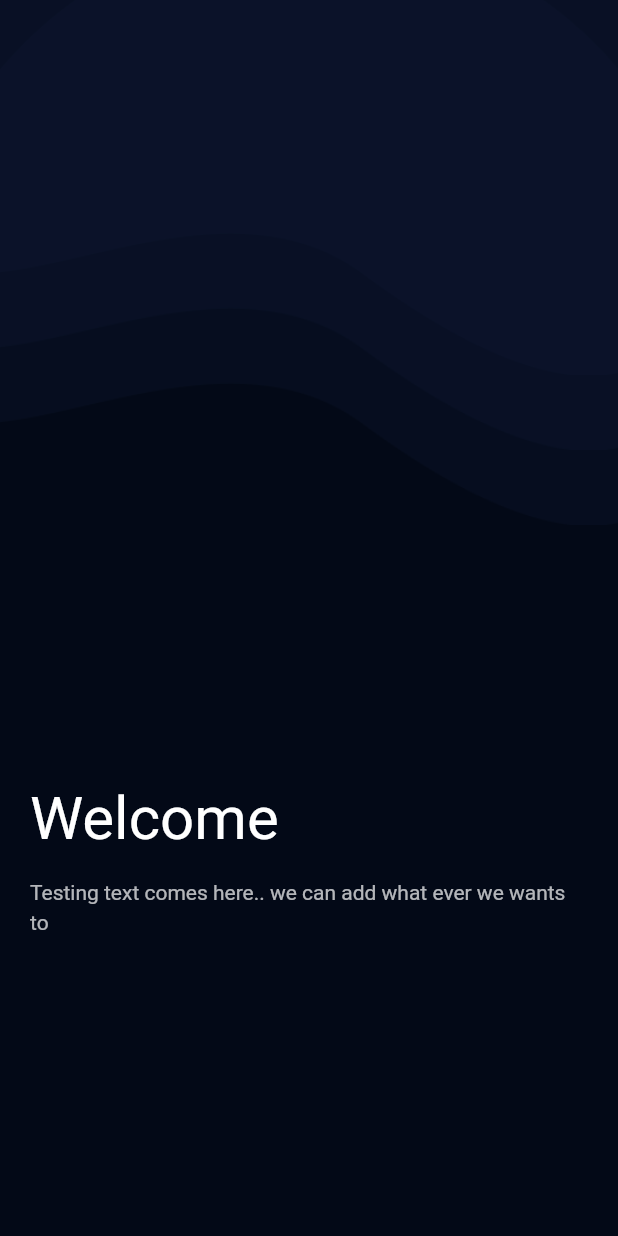
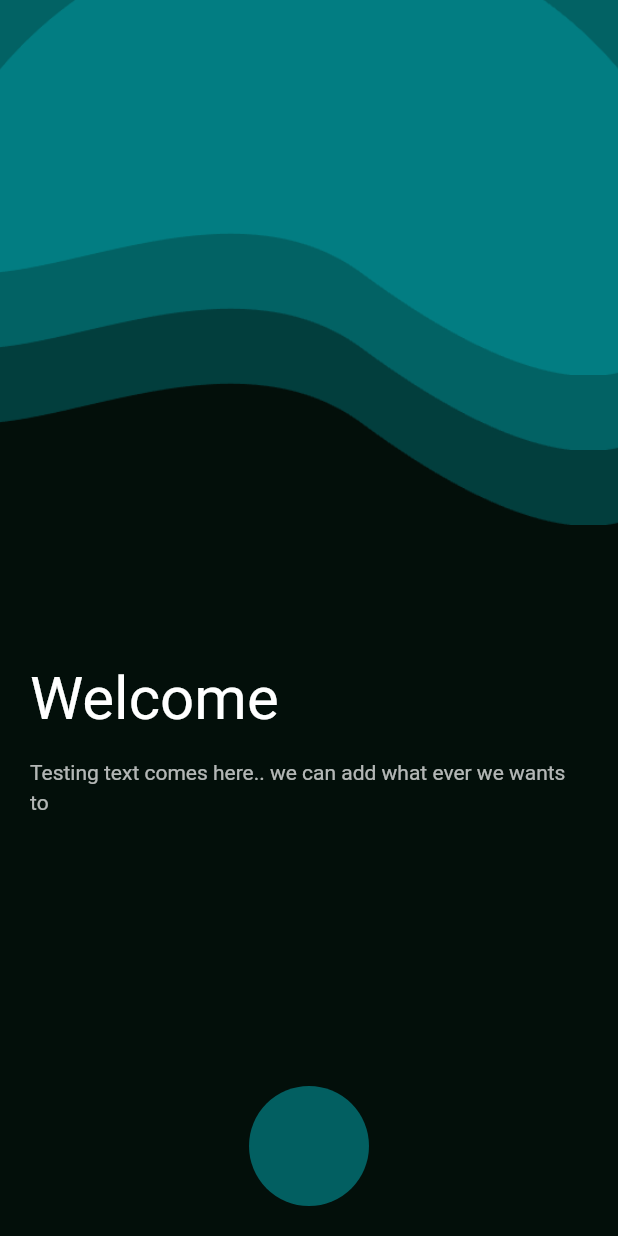
Before and after one commit to fasrinaleem/FillMe-FillingStationLocator-FlutterApp, a Flutter app: the SplashScreen screen opened directly, on a phone screen of 412 x 824 dp. Run offline on Flutter 3.47's test engine with Material 2 defaults, Android fonts, the phone set to English and light mode, and no system bars; our stand-ins replace simple_animations.

Commit message:
Background image and button changed

```diff
--- a/lib/splashScreen.dart
+++ b/lib/splashScreen.dart
@@ -13,7 +13,9 @@ class _SpachScreenState extends State<SplashScreen> {
     final double width = MediaQuery.of(context).size.width;
 
     return Scaffold(
-      backgroundColor: Color.fromRGBO(3, 9, 23, 1),
+      backgroundColor: Color.fromRGBO(3, 15, 10, 1),
+      // backgroundColor: Color.fromRGBO(100, 122, 162, 50),
+      // backgroundColor: Colors.white,
       body: Container(
         width: double.infinity,
         child: Stack(
@@ -28,7 +30,7 @@ class _SpachScreenState extends State<SplashScreen> {
                     height: 400,
                     decoration: BoxDecoration(
                         image: DecorationImage(
-                            image: AssetImage('assets/images/one.png'),
+                            image: AssetImage('assets/images/one5.png'),
                             fit: BoxFit.cover)),
                   )),
             ),
@@ -43,7 +45,7 @@ class _SpachScreenState extends State<SplashScreen> {
                     height: 400,
                     decoration: BoxDecoration(
                         image: DecorationImage(
-                            image: AssetImage('assets/images/one.png'),
+                            image: AssetImage('assets/images/one5.png'),
                             fit: BoxFit.cover)),
                   )),
             ),
@@ -58,7 +60,7 @@ class _SpachScreenState extends State<SplashScreen> {
                     height: 400,
                     decoration: BoxDecoration(
                         image: DecorationImage(
-                            image: AssetImage('assets/images/one.png'),
+                            image: AssetImage('assets/images/one5.png'),
                             fit: BoxFit.cover)),
                   )),
             ),
@@ -84,7 +86,19 @@ class _SpachScreenState extends State<SplashScreen> {
                       )),
                   SizedBox(
                     height: 180,
-                  )
+                  ),
+                  FadeAnimation(
+                      1.6,
+                      Center(
+                        child: Container(
+                          width: 80,
+                          height: 80,
+                          decoration: BoxDecoration(
+                              borderRadius: BorderRadius.circular(50),
+                              color: Color.fromRGBO(0, 214, 227, 1)
+                                  .withOpacity(.4)),
+                        ),
+                      ))
                 ],
               ),
             )
```
Also changed, not shown: assets/images/one2.jpg (added), assets/images/one3.png (added), assets/images/one4.png (added), assets/images/one5.png (added).
